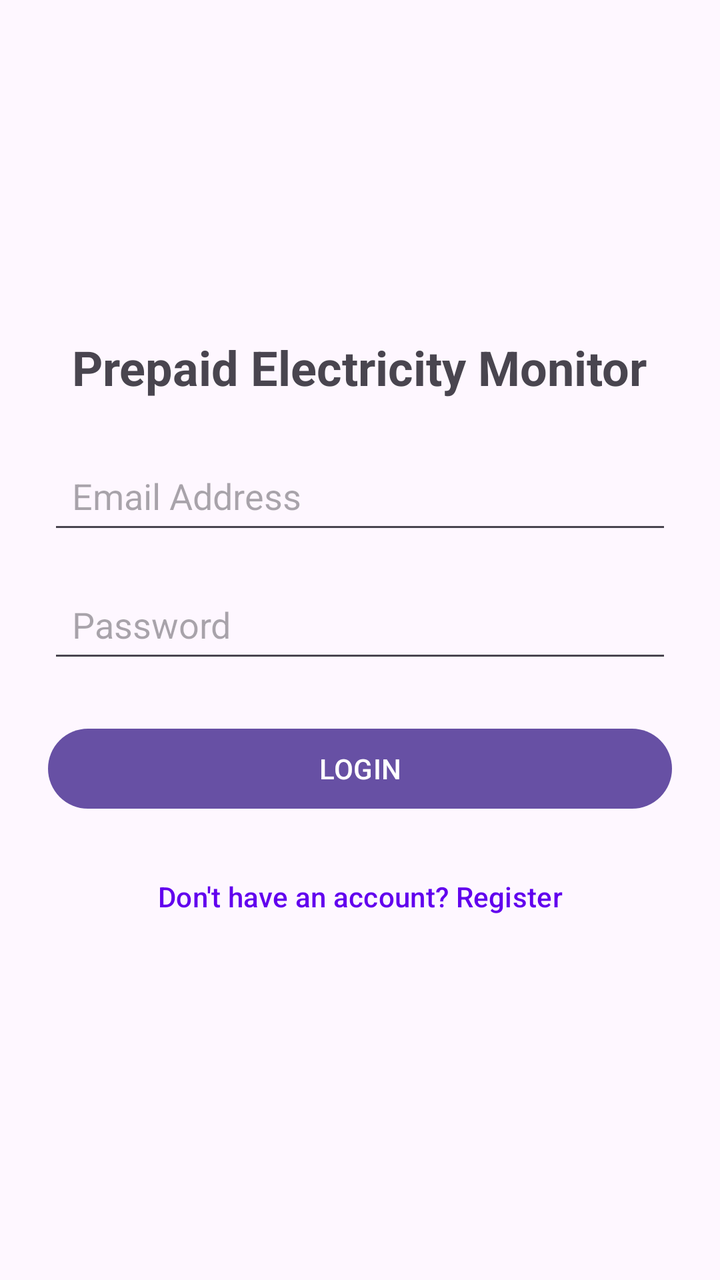
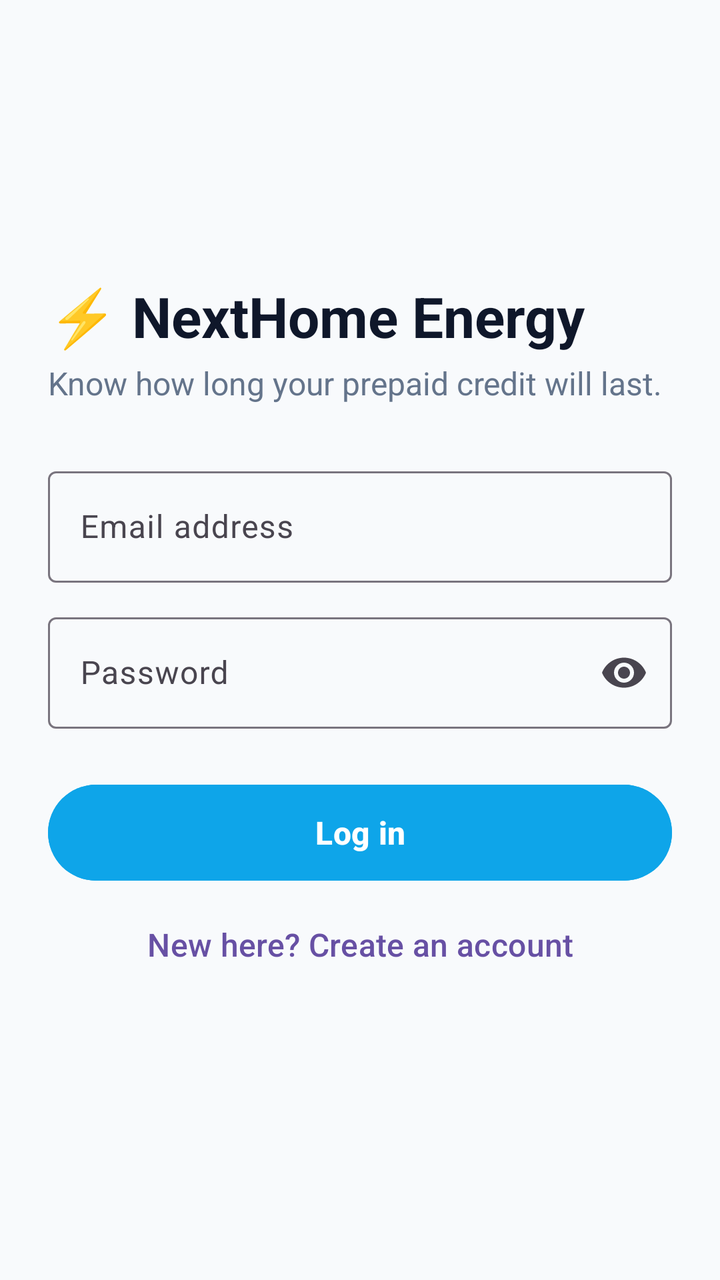

Screens rendered from an Android XML layout before and after an edit, with the pre-edit source and the edit as a unified diff.
<!-- AndroidManifest.xml: application theme Theme.Prepaidelectricitymonitor -->
<!-- res/layout/activity_login.xml -->
<?xml version="1.0" encoding="utf-8"?>
<LinearLayout xmlns:android="http://schemas.android.com/apk/res/android"
    android:layout_width="match_parent"
    android:layout_height="match_parent"
    android:orientation="vertical"
    android:padding="24dp"
    android:gravity="center">

    <TextView
        android:layout_width="wrap_content"
        android:layout_height="wrap_content"
        android:text="Prepaid Electricity Monitor"
        android:textSize="24sp"
        android:textStyle="bold"
        android:layout_marginBottom="24dp" />

    <EditText
        android:id="@+id/etLoginEmail"
        android:layout_width="match_parent"
        android:layout_height="wrap_content"
        android:minHeight="48dp"
        android:padding="12dp"
        android:hint="Email Address"
        android:inputType="textEmailAddress" />

    <EditText
        android:id="@+id/etLoginPassword"
        android:layout_width="match_parent"
        android:layout_height="wrap_content"
        android:minHeight="48dp"
        android:padding="12dp"
        android:hint="Password"
        android:inputType="textPassword"
        android:layout_marginTop="16dp" />

    <Button
        android:id="@+id/btnLogin"
        android:layout_width="match_parent"
        android:layout_height="wrap_content"
        android:minHeight="48dp"
        android:text="LOGIN"
        android:layout_marginTop="24dp" />

    <Button
        android:id="@+id/btnGoToRegister"
        android:layout_width="match_parent"
        android:layout_height="wrap_content"
        android:minHeight="48dp"
        android:text="Don't have an account? Register"
        android:background="@android:color/transparent"
        android:textColor="#6200EE"
        android:layout_marginTop="16dp" />

</LinearLayout>
<!-- resources referenced by this layout -->
<resources>
  <style name="Theme.Prepaidelectricitymonitor" parent="Base.Theme.Prepaidelectricitymonitor" />
  <style name="Base.Theme.Prepaidelectricitymonitor" parent="Theme.Material3.DayNight.NoActionBar">
          
          
      </style>
</resources>

<!-- the commit's change to res/layout/activity_login.xml (unified diff, before → after) -->
@@ -1,54 +1,75 @@
 <?xml version="1.0" encoding="utf-8"?>
 <LinearLayout xmlns:android="http://schemas.android.com/apk/res/android"
+    xmlns:app="http://schemas.android.com/apk/res-auto"
     android:layout_width="match_parent"
     android:layout_height="match_parent"
+    android:background="@color/app_background"
+    android:gravity="center_vertical"
     android:orientation="vertical"
-    android:padding="24dp"
-    android:gravity="center">
+    android:padding="24dp">
 
     <TextView
         android:layout_width="wrap_content"
         android:layout_height="wrap_content"
-        android:text="Prepaid Electricity Monitor"
-        android:textSize="24sp"
-        android:textStyle="bold"
-        android:layout_marginBottom="24dp" />
+        android:text="⚡ NextHome Energy"
+        android:textColor="@color/text_primary"
+        android:textSize="28sp"
+        android:textStyle="bold" />
 
-    <EditText
-        android:id="@+id/etLoginEmail"
+    <TextView
+        android:layout_width="wrap_content"
+        android:layout_height="wrap_content"
+        android:layout_marginTop="4dp"
+        android:layout_marginBottom="28dp"
+        android:text="Know how long your prepaid credit will last."
+        android:textColor="@color/text_secondary"
+        android:textSize="16sp" />
+
+    <com.google.android.material.textfield.TextInputLayout
+        style="?attr/textInputOutlinedStyle"
         android:layout_width="match_parent"
         android:layout_height="wrap_content"
-        android:minHeight="48dp"
-        android:padding="12dp"
-        android:hint="Email Address"
-        android:inputType="textEmailAddress" />
+        android:hint="Email address">
+        <com.google.android.material.textfield.TextInputEditText
+            android:id="@+id/etLoginEmail"
+            android:layout_width="match_parent"
+            android:layout_height="wrap_content"
+            android:inputType="textEmailAddress"
+            android:textColor="@color/text_primary"
+            android:textSize="16sp" />
+    </com.google.android.material.textfield.TextInputLayout>
 
-    <EditText
-        android:id="@+id/etLoginPassword"
+    <com.google.android.material.textfield.TextInputLayout
+        style="?attr/textInputOutlinedStyle"
         android:layout_width="match_parent"
         android:layout_height="wrap_content"
-        android:minHeight="48dp"
-        android:padding="12dp"
+        android:layout_marginTop="12dp"
         android:hint="Password"
-        android:inputType="textPassword"
-        android:layout_marginTop="16dp" />
+        app:endIconMode="password_toggle">
+        <com.google.android.material.textfield.TextInputEditText
+            android:id="@+id/etLoginPassword"
+            android:layout_width="match_parent"
+            android:layout_height="wrap_content"
+            android:inputType="textPassword"
+            android:textColor="@color/text_primary"
+            android:textSize="16sp" />
+    </com.google.android.material.textfield.TextInputLayout>
 
     <Button
         android:id="@+id/btnLogin"
         android:layout_width="match_parent"
-        android:layout_height="wrap_content"
-        android:minHeight="48dp"
-        android:text="LOGIN"
-        android:layout_marginTop="24dp" />
+        android:layout_height="56dp"
+        android:layout_marginTop="24dp"
+        android:backgroundTint="#0EA5E9"
+        android:text="Log in"
+        android:textSize="16sp"
+        android:textStyle="bold" />
 
     <Button
         android:id="@+id/btnGoToRegister"
+        style="?attr/borderlessButtonStyle"
         android:layout_width="match_parent"
-        android:layout_height="wrap_content"
-        android:minHeight="48dp"
-        android:text="Don't have an account? Register"
-        android:background="@android:color/transparent"
-        android:textColor="#6200EE"
-        android:layout_marginTop="16dp" />
-
+        android:layout_height="56dp"
+        android:text="New here? Create an account"
+        android:textSize="16sp" />
 </LinearLayout>
<!-- resource entries referenced after the edit -->
@@ -1,5 +1,8 @@
 <!-- resources referenced by this layout -->
 <resources>
+  <color name="app_background">#F8FAFC</color>
+  <color name="text_primary">#0F172A</color>
+  <color name="text_secondary">#64748B</color>
   <style name="Theme.Prepaidelectricitymonitor" parent="Base.Theme.Prepaidelectricitymonitor" />
   <style name="Base.Theme.Prepaidelectricitymonitor" parent="Theme.Material3.DayNight.NoActionBar">
           
